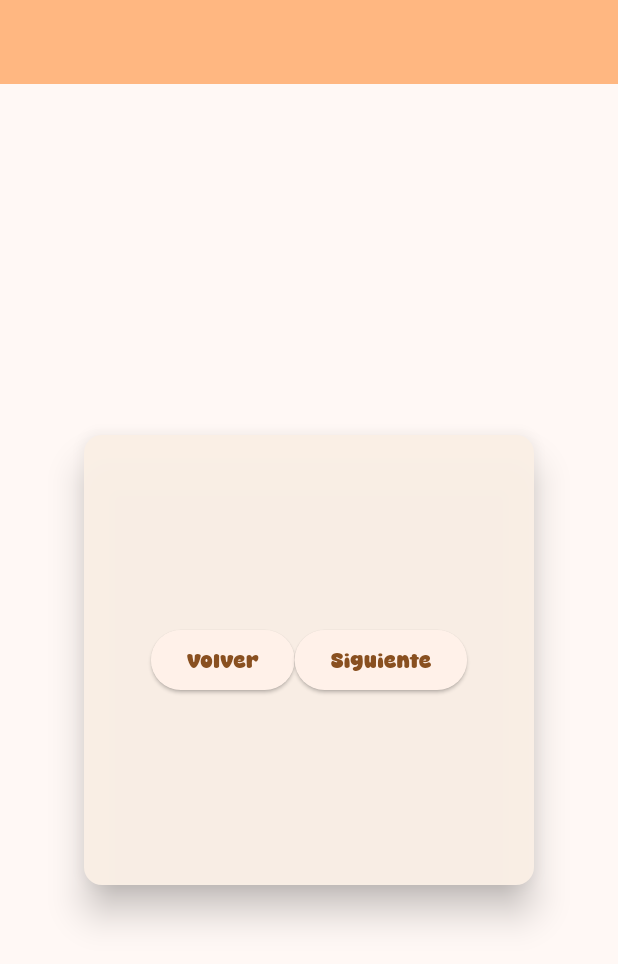
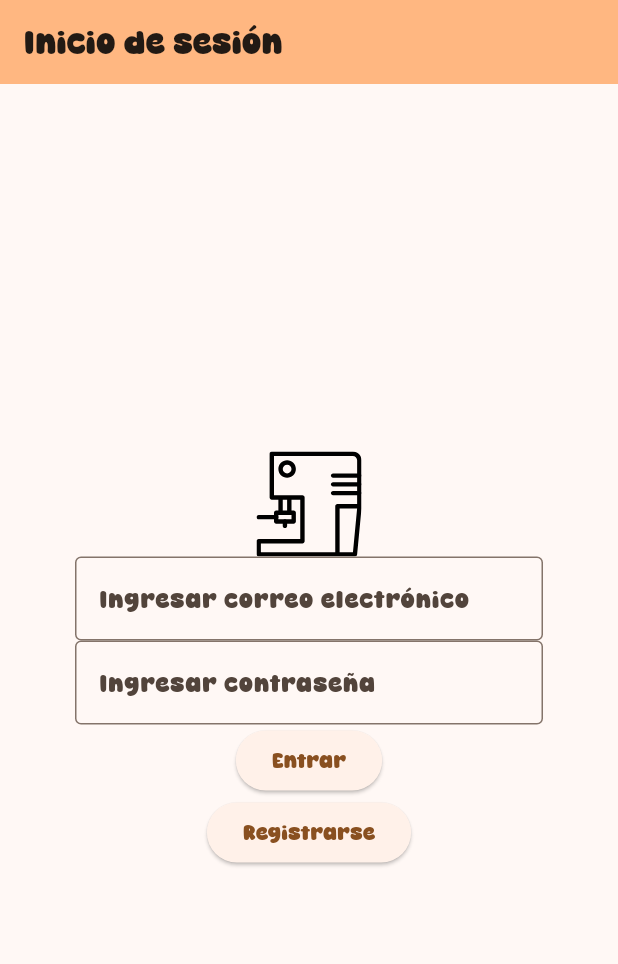
Before and after one commit to GermanAliaga/HomeCoffe, a Flutter app: the screen it shows after launch, on a phone screen of 412 x 824 dp. Shown: the top 964 px of the screen. Run offline on Flutter 3.47's test engine with Material 3 defaults, Android fonts, the phone set to English and light mode, and no system bars; our stand-ins replace flutter_svg.

Commit message:
algunas pantallas

```diff
--- a/lib/main.dart
+++ b/lib/main.dart
@@ -1,5 +1,6 @@
 import 'package:flutter/material.dart';
 import 'package:homecoffe/pages/bottomnavigationbar.dart';
+import 'package:homecoffe/pages/iniciosesion.dart';
 import 'package:homecoffe/pages/myhomepage.dart';
 
 void main() {
@@ -22,7 +23,8 @@ class MyApp extends StatelessWidget {
         fontFamily: 'Caramel',
       ),
       //home: const BottomNavigationBarExample(),
-      home: const MyHomePage(title: 'HomeCoffee'),
+      //home: const MyHomePage(title: 'HomeCoffee'),
+      home: const Iniciosesion(title: 'Inicio de sesión'),
     );
   }
 }
--- /dev/null
+++ b/lib/pages/iniciosesion.dart
@@ -0,0 +1,68 @@
+import 'package:flutter/material.dart';
+import 'package:flutter_svg/svg.dart';
+import 'package:homecoffe/pages/myhomepage.dart';
+import 'package:homecoffe/pages/registrocuenta.dart';
+
+class Iniciosesion extends StatefulWidget {
+  const Iniciosesion({super.key, required this.title});
+
+  final String title;
+
+  @override
+  State<Iniciosesion> createState() => _IniciosesionState();
+}
+
+class _IniciosesionState extends State<Iniciosesion> {
+  String logo = "assets/icons/185112_coffee_espresso_barista_icon.svg";
+
+  @override
+  Widget build(BuildContext context) {
+    return Scaffold(
+      appBar: AppBar(
+          backgroundColor: Theme.of(context).colorScheme.inversePrimary,
+          title: Text(widget.title)),
+      body: Center(
+          child: Padding(
+        padding: const EdgeInsets.all(50.0),
+        child: Column(
+          mainAxisAlignment: MainAxisAlignment.center,
+          children: <Widget>[
+            SvgPicture.asset(
+              logo,
+              semanticsLabel: 'Game app',
+              width: 70,
+            ),
+            TextField(
+                decoration: InputDecoration(
+              border: OutlineInputBorder(),
+              hintText: 'Ingresar correo electrónico',
+            )),
+            TextField(
+                decoration: InputDecoration(
+              border: OutlineInputBorder(),
+              hintText: 'Ingresar contraseña',
+            )),
+            ElevatedButton(
+                onPressed: () {
+                  Navigator.push(
+                      context,
+                      MaterialPageRoute(
+                          builder: (context) =>
+                              MyHomePage(title: 'Homecoffee')));
+                },
+                child: const Text('Entrar')),
+            ElevatedButton(
+                onPressed: () {
+                  Navigator.push(
+                      context,
+                      MaterialPageRoute(
+                          builder: (context) =>
+                              Registrocuenta(title: 'Registro')));
+                },
+                child: const Text('Registrarse')),
+          ],
+        ),
+      )),
+    );
+  }
+}
--- a/lib/pages/myhomepage.dart
+++ b/lib/pages/myhomepage.dart
@@ -29,8 +29,8 @@ class _MyHomePageState extends State<MyHomePage> {
         elevation: 10,
         color: Color.fromARGB(248, 250, 239, 229),
         child: SizedBox(
-            width: 300,
-            height: 300,
+            width: 450,
+            height: 520,
             child: Column(
                 mainAxisAlignment: MainAxisAlignment.center,
                 children: <Widget>[
```
Also changed, not shown: lib/pages/registrocuenta.dart (added, +62 -0 lines).
